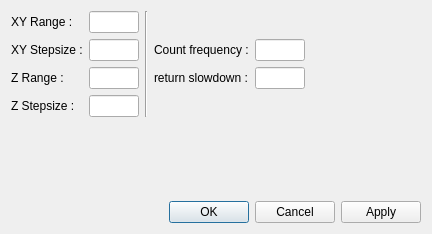
The window that gui/optimizer/ui_optim_settings.ui (Ulm-IQO/qudi) describes before a commit, drawn with Qt 5.
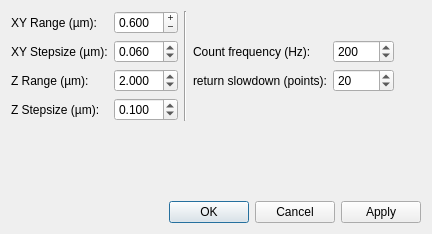
The same window after the commit.

Commit message: Add tooltips to the optimizer settings and replace QLineEdit by Spin or DoubleSpin Boxes and rename the Widget after the GUI naming convention.

```diff
--- a/gui/optimizer/ui_optim_settings.ui
+++ b/gui/optimizer/ui_optim_settings.ui
@@ -51,71 +51,27 @@
    </item>
    <item row="0" column="0">
     <layout class="QGridLayout" name="gridLayout">
-     <item row="0" column="0">
-      <widget class="QLabel" name="label_2">
-       <property name="text">
-        <string>XY Range :</string>
-       </property>
-      </widget>
-     </item>
-     <item row="0" column="1">
-      <widget class="QLineEdit" name="xy_refocusrange_InputWidget">
-       <property name="maximumSize">
-        <size>
-         <width>50</width>
-         <height>16777215</height>
-        </size>
-       </property>
-      </widget>
-     </item>
-     <item row="1" column="0">
-      <widget class="QLabel" name="label">
-       <property name="text">
-        <string>XY Stepsize :</string>
-       </property>
-      </widget>
-     </item>
-     <item row="3" column="1">
-      <widget class="QLineEdit" name="z_refocusstepsize_InputWidget">
-       <property name="maximumSize">
-        <size>
-         <width>50</width>
-         <height>16777215</height>
-        </size>
-       </property>
-      </widget>
-     </item>
-     <item row="2" column="1">
-      <widget class="QLineEdit" name="z_refocusrange_InputWidget">
-       <property name="maximumSize">
-        <size>
-         <width>50</width>
-         <height>16777215</height>
-        </size>
-       </property>
-      </widget>
-     </item>
-     <item row="1" column="1">
-      <widget class="QLineEdit" name="xy_refocusstepsize_InputWidget">
-       <property name="maximumSize">
-        <size>
-         <width>50</width>
-         <height>16777215</height>
-        </size>
-       </property>
-      </widget>
-     </item>
      <item row="2" column="0">
       <widget class="QLabel" name="label_3">
        <property name="text">
-        <string>Z Range :</string>
+        <string>Z Range (µm):</string>
        </property>
       </widget>
      </item>
      <item row="3" column="0">
       <widget class="QLabel" name="label_4">
        <property name="text">
-        <string>Z Stepsize :</string>
+        <string>Z Stepsize (µm):</string>
+       </property>
+      </widget>
+     </item>
+     <item row="0" column="0">
+      <widget class="QLabel" name="label_2">
+       <property name="toolTip">
+        <string>&lt;html&gt;&lt;head/&gt;&lt;body&gt;&lt;p&gt;&lt;br/&gt;&lt;/p&gt;&lt;/body&gt;&lt;/html&gt;</string>
+       </property>
+       <property name="text">
+        <string>XY Range (µm):</string>
        </property>
       </widget>
      </item>
@@ -126,23 +82,10 @@
        </property>
       </widget>
      </item>
-     <item row="1" column="4">
-      <widget class="QLineEdit" name="count_freq_InputWidget">
-       <property name="maximumSize">
-        <size>
-         <width>50</width>
-         <height>16777215</height>
-        </size>
-       </property>
-      </widget>
-     </item>
-     <item row="2" column="4">
-      <widget class="QLineEdit" name="return_slow_InputWidget">
-       <property name="maximumSize">
-        <size>
-         <width>50</width>
-         <height>16777215</height>
-        </size>
+     <item row="1" column="0">
+      <widget class="QLabel" name="label">
+       <property name="text">
+        <string>XY Stepsize (µm):</string>
        </property>
       </widget>
      </item>
@@ -162,14 +105,122 @@
      <item row="1" column="3">
       <widget class="QLabel" name="label_5">
        <property name="text">
-        <string>Count frequency :</string>
+        <string>Count frequency (Hz):</string>
        </property>
       </widget>
      </item>
      <item row="2" column="3">
       <widget class="QLabel" name="label_6">
        <property name="text">
-        <string>return slowdown :</string>
+        <string>return slowdown (points):</string>
+       </property>
+      </widget>
+     </item>
+     <item row="0" column="1">
+      <widget class="QDoubleSpinBox" name="xy_refocusrange_DoubleSpinBox">
+       <property name="toolTip">
+        <string>&lt;html&gt;&lt;head/&gt;&lt;body&gt;&lt;p&gt;&lt;span style=&quot; font-size:10pt;&quot;&gt;Scan range of the optimizer in the xy area.&lt;/span&gt;&lt;/p&gt;&lt;/body&gt;&lt;/html&gt;</string>
+       </property>
+       <property name="buttonSymbols">
+        <enum>QAbstractSpinBox::PlusMinus</enum>
+       </property>
+       <property name="specialValueText">
+        <string/>
+       </property>
+       <property name="decimals">
+        <number>3</number>
+       </property>
+       <property name="maximum">
+        <double>10.000000000000000</double>
+       </property>
+       <property name="singleStep">
+        <double>0.010000000000000</double>
+       </property>
+       <property name="value">
+        <double>0.600000000000000</double>
+       </property>
+      </widget>
+     </item>
+     <item row="1" column="1">
+      <widget class="QDoubleSpinBox" name="xy_refocusstepsize_DoubleSpinBox">
+       <property name="toolTip">
+        <string>&lt;html&gt;&lt;head/&gt;&lt;body&gt;&lt;p&gt;&lt;span style=&quot; font-size:10pt;&quot;&gt;Specify the distance between two subsequent scanned points for optimizer in xy scan.&lt;/span&gt;&lt;/p&gt;&lt;/body&gt;&lt;/html&gt;</string>
+       </property>
+       <property name="decimals">
+        <number>3</number>
+       </property>
+       <property name="maximum">
+        <double>10.000000000000000</double>
+       </property>
+       <property name="singleStep">
+        <double>0.001000000000000</double>
+       </property>
+       <property name="value">
+        <double>0.060000000000000</double>
+       </property>
+      </widget>
+     </item>
+     <item row="2" column="1">
+      <widget class="QDoubleSpinBox" name="z_refocusrange_DoubleSpinBox">
+       <property name="toolTip">
+        <string>&lt;html&gt;&lt;head/&gt;&lt;body&gt;&lt;p&gt;&lt;span style=&quot; font-size:10pt;&quot;&gt;Scan range of the optimizer in the z direction.&lt;/span&gt;&lt;/p&gt;&lt;/body&gt;&lt;/html&gt;</string>
+       </property>
+       <property name="suffix">
+        <string/>
+       </property>
+       <property name="decimals">
+        <number>3</number>
+       </property>
+       <property name="maximum">
+        <double>5.000000000000000</double>
+       </property>
+       <property name="singleStep">
+        <double>0.010000000000000</double>
+       </property>
+       <property name="value">
+        <double>2.000000000000000</double>
+       </property>
+      </widget>
+     </item>
+     <item row="3" column="1">
+      <widget class="QDoubleSpinBox" name="z_refocusstepsize_DoubleSpinBox">
+       <property name="toolTip">
+        <string>&lt;html&gt;&lt;head/&gt;&lt;body&gt;&lt;p&gt;&lt;span style=&quot; font-size:10pt;&quot;&gt;Specify the distance between two subsequent scanned points for optimizer z scan.&lt;/span&gt;&lt;/p&gt;&lt;/body&gt;&lt;/html&gt;</string>
+       </property>
+       <property name="decimals">
+        <number>3</number>
+       </property>
+       <property name="maximum">
+        <double>1.000000000000000</double>
+       </property>
+       <property name="singleStep">
+        <double>0.001000000000000</double>
+       </property>
+       <property name="value">
+        <double>0.100000000000000</double>
+       </property>
+      </widget>
+     </item>
+     <item row="2" column="4">
+      <widget class="QSpinBox" name="return_slow_SpinBox">
+       <property name="toolTip">
+        <string>&lt;html&gt;&lt;head/&gt;&lt;body&gt;&lt;p&gt;That is basically the 'scan' resolution when the scanner moves backwards to prepare to scan again a line.&lt;/p&gt;&lt;/body&gt;&lt;/html&gt;</string>
+       </property>
+       <property name="maximum">
+        <number>1000</number>
+       </property>
+       <property name="value">
+        <number>20</number>
+       </property>
+      </widget>
+     </item>
+     <item row="1" column="4">
+      <widget class="QSpinBox" name="count_freq_SpinBox">
+       <property name="maximum">
+        <number>10000</number>
+       </property>
+       <property name="value">
+        <number>200</number>
        </property>
       </widget>
      </item>
```
Left out of the diff: 12 changed lines with no effect on the pictures. The commit also changes 2 other files.
